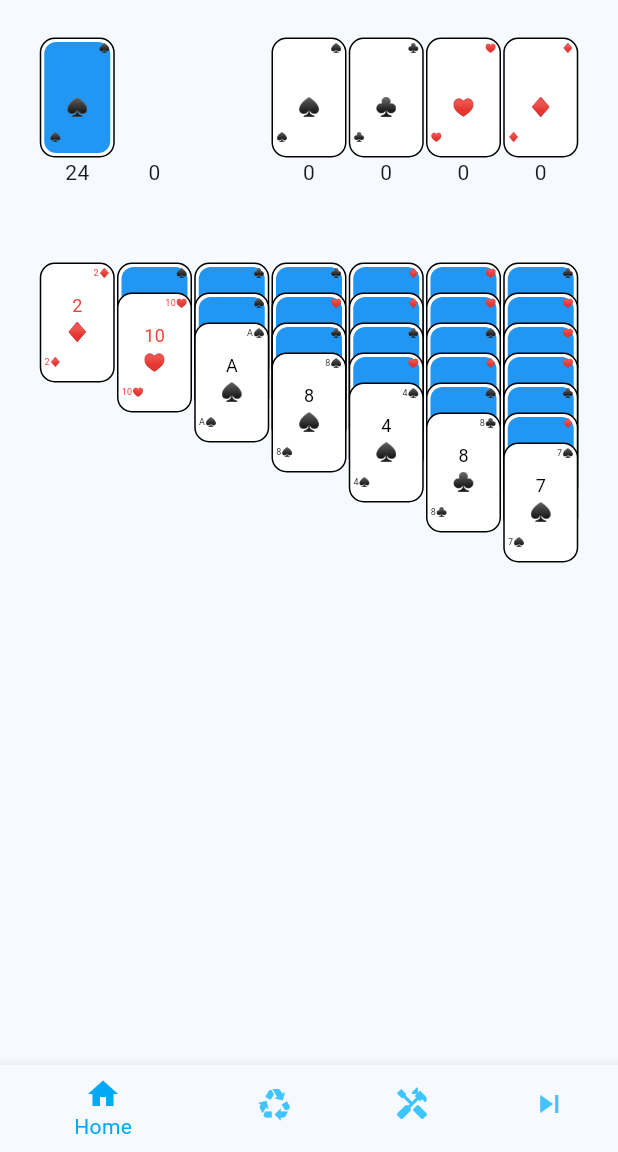
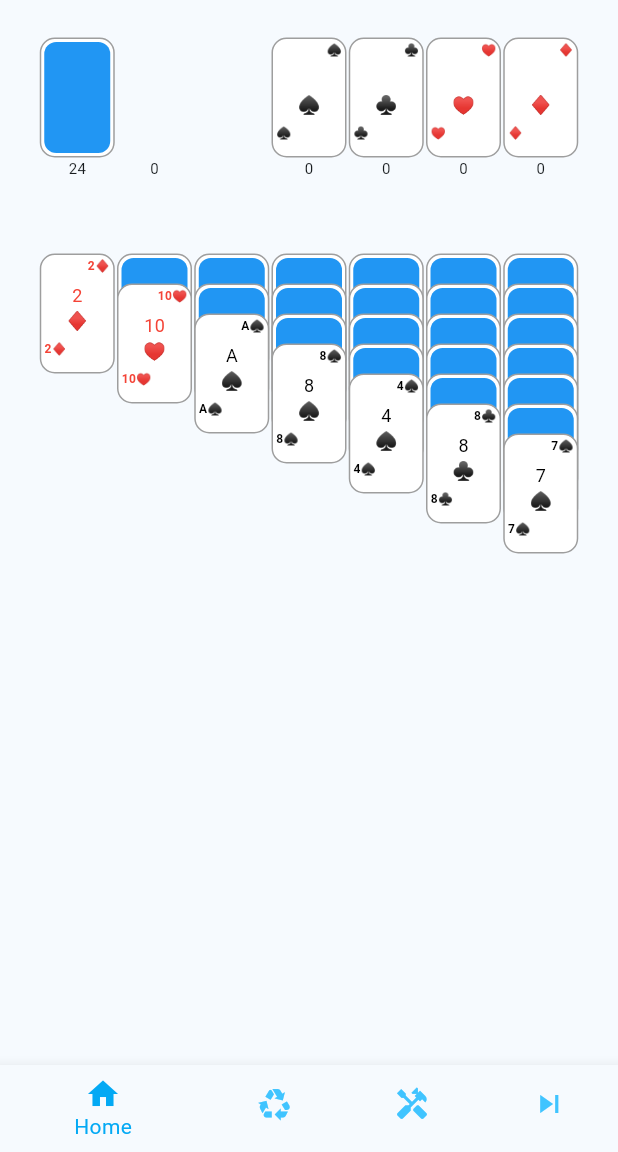
Before and after one commit to michaelgilmore/52-Solitaire, a Flutter app: the screen it shows after launch, on a phone screen of 412 x 824 dp, the part 84-1236 px from its top. Run offline on Flutter 3.47's test engine with Material 3 defaults, Android fonts, the light colour scheme and no system bars; our stand-ins replace shared_preferences.

Commit message:
Card drawing clean up, removed suits from back of card, made corner font a little bigger, lightened up the border, decreased size of pile counts

```diff
--- a/lib/game_screen.dart
+++ b/lib/game_screen.dart
@@ -23,6 +23,8 @@ class _GameScreenState extends State<GameScreen> {
   List<PlayingCard> waste = [];
   List<List<PlayingCard>> foundation = [];
   List<List<PlayingCard>> tableau = [];
+
+  double pileCountTextSize = 10;
 
   int _currentBottomNavIndex = 0;
 
@@ -88,6 +90,7 @@ class _GameScreenState extends State<GameScreen> {
 
   flipNextStockCard() {
     // print('flipNextStockCard()');
+    setState(() {
       if(stock.isNotEmpty) {
         stock[0].currentPile = PlayingCard.DRAG_SOURCE_WASTE;
         waste.add(stock[0]);
@@ -102,6 +105,7 @@ class _GameScreenState extends State<GameScreen> {
         }
         waste.clear();
       }
+    });
   }
 
   @override
@@ -127,8 +131,8 @@ class _GameScreenState extends State<GameScreen> {
       cardHeight = 80;
       cardWidth = 50;
       centerFontSize = 12;
-      cornerFontSize = 6;
-      spaceBetweenCenterAndCorner = 8;
+      cornerFontSize = 8;
+      spaceBetweenCenterAndCorner = 5;
     }
     else if(screenWidth < firstResponsiveWidthThreshold) {
       cardHeight = 100;
@@ -233,7 +237,7 @@ class _GameScreenState extends State<GameScreen> {
                       child: Column(
                           children: [
                             stock.isNotEmpty ? stock[0] : PlayingCard.placeholder,
-                            Text(stock.length.toString()),
+                            Text(stock.length.toString(), style: TextStyle(fontSize: pileCountTextSize)),
                           ]
                       )
                   ),
@@ -272,7 +276,7 @@ class _GameScreenState extends State<GameScreen> {
                       child: Column(
                           children: [
                             waste.isNotEmpty ? waste.last : SizedBox(height: cardHeight, width: cardWidth),
-                            Text(waste.length.toString()),
+                            Text(waste.length.toString(), style: TextStyle(fontSize: pileCountTextSize)),
                           ]
                       )
                   ),
@@ -308,7 +312,8 @@ class _GameScreenState extends State<GameScreen> {
                       builder: (context, candidateData, rejectedData) => Column(
                         children: [
                           foundation[a].last,
-                          Text((foundation[a].length - 1).toString()),//TODO: Don't have empty be a card. Then we won't need to subtract 1 here.
+                          //TODO: Don't have empty be a card. Then we won't need to subtract 1 here.
+                          Text((foundation[a].length - 1).toString(), style: TextStyle(fontSize: pileCountTextSize)),
                         ],
                       ),
                     ),
--- a/lib/playing_card.dart
+++ b/lib/playing_card.dart
@@ -57,6 +57,8 @@ class PlayingCard extends StatefulWidget {
 
 class _PlayingCardState extends State<PlayingCard> {
   Color cardColor = Colors.white;
+  Color textColor = Colors.white;
+  final Color cardBorderColor = Colors.grey[500]!;
 
   @override
   void initState() {
@@ -67,6 +69,7 @@ class _PlayingCardState extends State<PlayingCard> {
   Widget build(BuildContext context) {
     // print('PlayingCard build(${widget.toStr()}) - currentPile: ${widget.currentPile}, isFaceUp: ${widget.isFaceUp}');
     cardColor = widget.isFaceUp ? Colors.white : Colors.blue;
+    textColor = widget.isFaceUp ? widget.suitColor : cardColor;
 
     return Draggable(
         data: widget,
@@ -82,7 +85,7 @@ class _PlayingCardState extends State<PlayingCard> {
         padding: const EdgeInsets.all(2),
         decoration: BoxDecoration(
           color: Colors.white,
-          border: Border.all(color: Colors.black),
+          border: Border.all(color: cardBorderColor),
           borderRadius: BorderRadius.circular(10),
         ),
         child: Container(
@@ -90,22 +93,37 @@ class _PlayingCardState extends State<PlayingCard> {
               color: cardColor,
               borderRadius: BorderRadius.circular(8),
             ),
+            child: Visibility(
+              visible: widget.isFaceUp,
               child: Column(
                 mainAxisAlignment: MainAxisAlignment.start,
                 children: [
                   Align(
                     alignment: Alignment.topRight,
-                  child: Text(widget.value + widget.suit, style: TextStyle(color: widget.isFaceUp ? widget.suitColor : cardColor, fontSize: widget.cornerFontSize)),
+                    child: Text(widget.value + widget.suit,
+                        style: TextStyle(
+                          color: textColor,
+                          fontSize: widget.cornerFontSize,
+                          fontWeight: FontWeight.bold
+                        )
+                    ),
                   ),
                   SizedBox(height: widget.spaceBetweenCenterAndCorner),
-                Text(widget.value, style: TextStyle(color: widget.isFaceUp ? widget.suitColor : cardColor, fontSize: widget.centerFontSize)),
-                Text(widget.suit, style: TextStyle(color: widget.isFaceUp ? widget.suitColor : cardColor, fontSize: widget.centerFontSize)),
+                  Text(widget.value, style: TextStyle(color: textColor, fontSize: widget.centerFontSize)),
+                  Text(widget.suit, style: TextStyle(color: textColor, fontSize: widget.centerFontSize)),
                   SizedBox(height: widget.spaceBetweenCenterAndCorner),
                   Align(
                     alignment: Alignment.bottomLeft,
-                  child: Text(widget.value + widget.suit, style: TextStyle(color: widget.isFaceUp ? widget.suitColor : cardColor, fontSize: widget.cornerFontSize)),
+                    child: Text(widget.value + widget.suit,
+                      style: TextStyle(
+                        color: textColor,
+                        fontSize: widget.cornerFontSize,
+                        fontWeight: FontWeight.bold
+                      )
+                    ),
                   ),
                 ],
+              ),
             )
         )
     );
```
Lines whose indentation alone changed are shown as unchanged.
